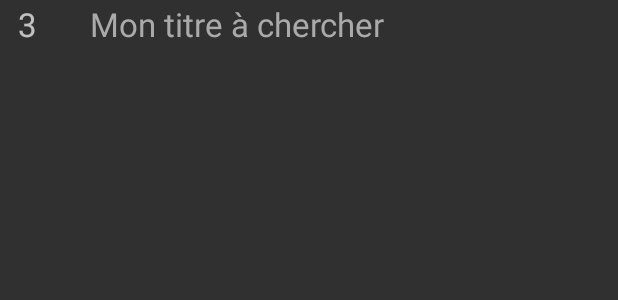
After one commit to tilucifer/SFreeboxToolsC, an Android app: the layout favsearch_list_item.xml on its own in the app's theme, with its tools: preview values and no code run, on a phone screen of 412 x 824 dp. The commit adds this screen. Shown: the top 300 px of the screen. Run offline under Robolectric (Android 15) with nearby library versions, the light colour scheme and no system bars.

Commit message:
ajout du début de gestions des favsearches

```diff
--- a/app/build.gradle
+++ b/app/build.gradle
@@ -21,8 +21,9 @@ android {
 }
 
 dependencies {
-    compile 'com.android.support:appcompat-v7:21.0.3'
-    compile 'com.android.support:support-v4:21.0.3'
+    compile 'com.android.support:appcompat-v7:22.+'
+    compile 'com.android.support:support-v4:22.+'
+    compile 'com.android.support:recyclerview-v7:22.+'
     compile 'ch.acra:acra:4.5.0'
     compile files('libs/android-async-http-1.4.4.jar')
     compile files('libs/jsoup-1.7.3.jar')
--- /dev/null
+++ b/app/src/main/res/layout/favsearch_list_item.xml
@@ -0,0 +1,37 @@
+<?xml version="1.0" encoding="utf-8"?>
+<?xml version="1.0" encoding="utf-8"?>
+<RelativeLayout xmlns:android="http://schemas.android.com/apk/res/android"
+    android:layout_width="fill_parent"
+    android:layout_height="40dp"
+    >
+
+    <!-- icon -->
+    <TextView
+        android:id="@+id/favsearch_item_id"
+        android:layout_width="32dp"
+        android:layout_height="32dp"
+        android:layout_alignParentLeft="true"
+        android:layout_marginLeft="12dp"
+        android:layout_marginRight="8dp"
+        android:layout_marginTop="1dp"
+        android:layout_marginBottom="1dp"
+        android:contentDescription="icon"
+        android:textSize="22dp"
+        android:text="3"
+        />
+
+    <!-- title -->
+    <TextView
+        android:id="@+id/favsearch_item_title"
+        android:layout_width="fill_parent"
+        android:layout_toRightOf="@+id/favsearch_item_id"
+        android:layout_alignBaseline="@+id/favsearch_item_id"
+        android:textColor="@android:color/darker_gray"
+        android:layout_marginLeft="8dp"
+        android:layout_marginRight="8dp"
+        android:layout_marginTop="8dp"
+        android:layout_height="32dp"
+        android:text="Mon titre à chercher"
+        android:textSize="22dp" />
+
+</RelativeLayout>
```
Also changed, not shown: app/src/main/java/fr/scaron/sfreeboxtools/activity/FavSearchSettingsActivity.java (added, +174 -0 lines), app/src/main/java/fr/scaron/sfreeboxtools/model/FavSearch.java (added, +35 -0 lines), app/src/main/java/fr/scaron/sfreeboxtools/model/FavSearchAdapter.java (added, +69 -0 lines), app/src/main/res/layout/favsearch_list_layout.xml (added, +16 -0 lines), app/src/main/res/xml/settings.xml (+11 -0 lines), 4 other files.
